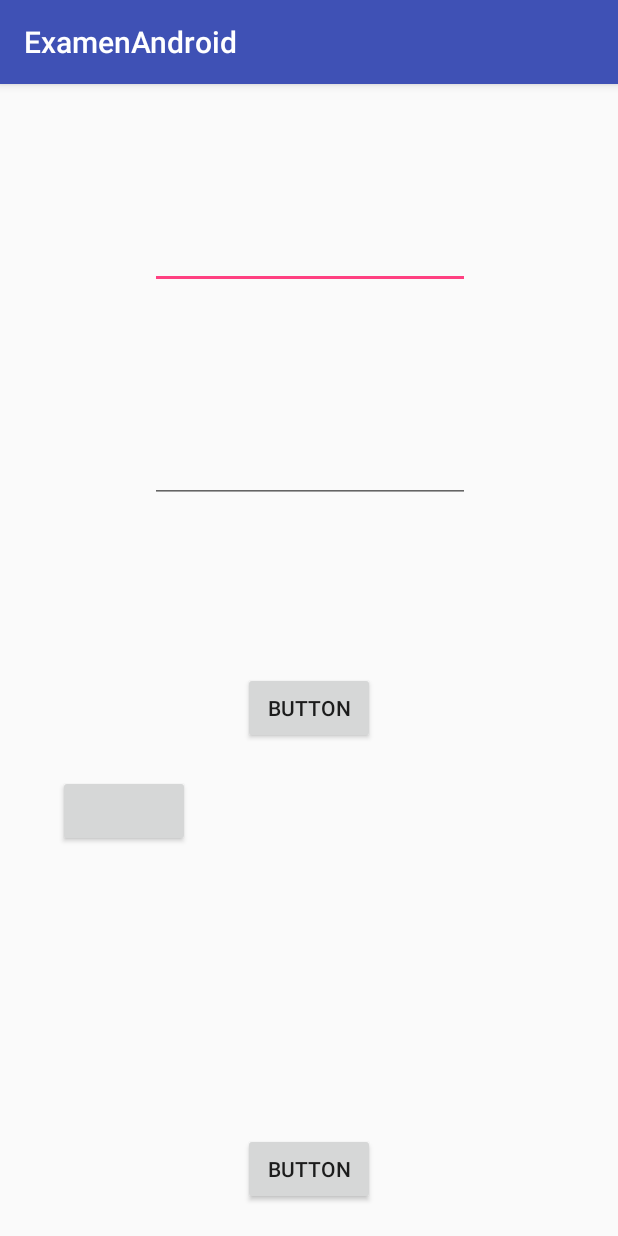
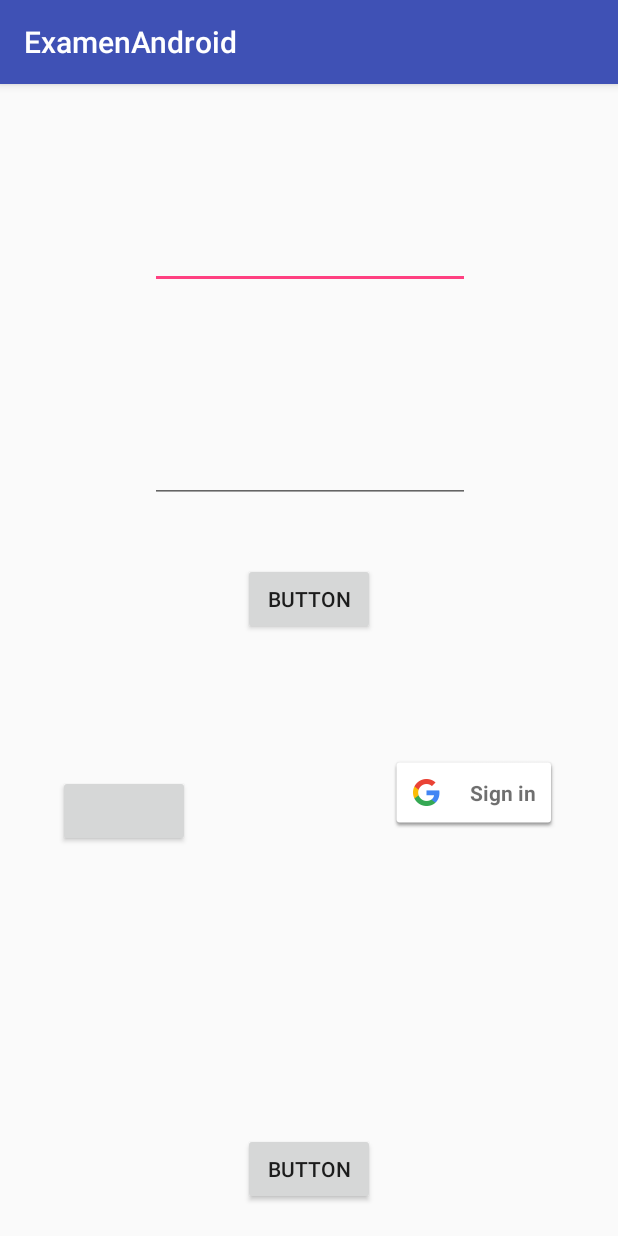
Before and after one commit to adrinaranjo94/ExamenAndroid, an Android app: the screen it shows after launch (LoginActivity), on a phone screen of 412 x 824 dp. Run offline under Robolectric (Android 15) with nearby library versions, the phone set to English and light mode, and no system bars; our stand-ins replace Firebase (no records; nobody signed in at launch, a user with empty details on screens opened directly); libraries missing offline, so code that uses them is left out: com.facebook, com.facebook.login; plain views replace LoginButton; 4 statements that could not run were skipped.

Commit message:
Implementacion de inicio de sesion con Google, comentarios y organizacion de los metodos en LoginActivity

```diff
--- a/app/build.gradle
+++ b/app/build.gradle
@@ -22,7 +22,10 @@ dependencies {
     implementation fileTree(dir: 'libs', include: ['*.jar'])
     implementation 'com.android.support:appcompat-v7:26.1.0'
     implementation 'com.android.support.constraint:constraint-layout:1.0.2'
-    implementation 'com.google.firebase:firebase-auth:11.0.4'
+    compile 'com.google.firebase:firebase-auth:11.0.4'
+    compile 'com.google.firebase:firebase-core:11.0.4'
+    compile 'com.google.android.gms:play-services-auth:11.0.4'
+    compile 'com.google.firebase:firebase-crash:11.0.4'
     implementation 'com.facebook.android:facebook-android-sdk:[4,5)'
     implementation 'com.android.support:design:26.1.0'
     testImplementation 'junit:junit:4.12'
--- a/app/src/main/java/com/naranjo/adrian/examenandroid/LoginActivity.java
+++ b/app/src/main/java/com/naranjo/adrian/examenandroid/LoginActivity.java
@@ -16,30 +16,41 @@ import com.facebook.FacebookCallback;
 import com.facebook.FacebookException;
 import com.facebook.login.LoginResult;
 import com.facebook.login.widget.LoginButton;
+import com.google.android.gms.auth.api.Auth;
+import com.google.android.gms.auth.api.signin.GoogleSignInAccount;
+import com.google.android.gms.auth.api.signin.GoogleSignInOptions;
+import com.google.android.gms.auth.api.signin.GoogleSignInResult;
+import com.google.android.gms.common.ConnectionResult;
+import com.google.android.gms.common.SignInButton;
+import com.google.android.gms.common.api.GoogleApiClient;
 import com.google.android.gms.tasks.OnCompleteListener;
 import com.google.android.gms.tasks.Task;
 import com.google.firebase.auth.AuthCredential;
 import com.google.firebase.auth.AuthResult;
 import com.google.firebase.auth.FacebookAuthProvider;
 import com.google.firebase.auth.FirebaseUser;
+import com.google.firebase.auth.GoogleAuthProvider;
 
 import java.util.Arrays;
 
 
-public class LoginActivity extends AppCompatActivity {
+public class LoginActivity extends AppCompatActivity implements GoogleApiClient.OnConnectionFailedListener {
 
     public Button bLogin, bRegister;
     public TextView tEmail, tPass;
     LoginActivityEvents events;
     CallbackManager callbackManager;
     LoginButton loginButton;
+    public SignInButton signInButton;
+    GoogleApiClient mGoogleApiClient;
+
+    //REQUEST CODE APPS
+    int RC_GOOGLE = 9001;
+    int RC_FACEBOOK = 64206;
     @Override
     protected void onCreate(Bundle savedInstanceState) {
         super.onCreate(savedInstanceState);
         setContentView(R.layout.activity_login);
-
-        //Inicializar Facebook
-        callbackManager = CallbackManager.Factory.create();
 
         //Inicializamos el objeto events que se encargara de todos los eventos en el activity
         events = new LoginActivityEvents(this);
@@ -59,19 +70,34 @@ public class LoginActivity extends AppCompatActivity {
         bRegister.setOnClickListener(events);
 
 
-        callbackManager = CallbackManager.Factory.create();
+        //----------------- GOOGLE ---------------------//
+
+        //Inicializar Google
+        GoogleSignInOptions gso = new GoogleSignInOptions.Builder(GoogleSignInOptions.DEFAULT_SIGN_IN)
+                .requestIdToken(getString(R.string.default_web_client_id))
+                .requestEmail()
+                .build();
+
+        //Inicializar Google cliente
+        mGoogleApiClient = new GoogleApiClient.Builder(this)
+                .enableAutoManage(this,this)
+                .addApi(Auth.GOOGLE_SIGN_IN_API,gso)
+                .build();
+
+        signInButton = (SignInButton)findViewById(R.id.sign_in_button);
+
+        signInButton.setOnClickListener(events);
 
 
+
+
+        //-----------------    FACEBOOK -------------------//
+        //Inicializar Facebook
+        callbackManager = CallbackManager.Factory.create();
 
         loginButton = (LoginButton) findViewById(R.id.login_button);
         loginButton.setReadPermissions(Arrays.asList
                 ("public_profile","email"));
-        // If using in a fragment
-        //loginButton.setFragment(this);
-
-        // Callback registration
-
-
 
         loginButton.registerCallback(callbackManager, new FacebookCallback<LoginResult>() {
             @Override
@@ -90,21 +116,66 @@ public class LoginActivity extends AppCompatActivity {
             }
         });
 
-        /*if(Dataholder.instance.firebaseAdmin.getmAuth()!=null){
-            events.iniciarAppSecondActivity();
+    }
 
 
-        }*/
-    }
 
+    //------------------- GESTION INICIO SESION CON RRSS ----------------------//
+
+    /**
+     * Este metodo comprueba con que RRSS iniciará sesion dependiendo del codigo recibido
+     */
     @Override
     protected void onActivityResult(int requestCode, int resultCode, Intent data) {
+
+        if (requestCode == RC_GOOGLE) {
+            GoogleSignInResult result = Auth.GoogleSignInApi.getSignInResultFromIntent(data);
+            if (result.isSuccess()) {
+                // Google Sign In ha salido bien, entrara con Firebase
+                GoogleSignInAccount account = result.getSignInAccount();
+                firebaseAuthWithGoogle(account);
+            }
+        }else if (requestCode == RC_FACEBOOK){
             callbackManager.onActivityResult(requestCode, resultCode, data);
             super.onActivityResult(requestCode, resultCode, data);
+        }
 
     }
 
+    /**
+     * Este metodo realiza el inicio de sesion con Google Sign In
+     */
+    private void firebaseAuthWithGoogle(GoogleSignInAccount acct) {
 
+        Log.v("google", "firebaseAuthWithGoogle:" + acct.getId());
+
+        AuthCredential credential = GoogleAuthProvider.getCredential(acct.getIdToken(),null);
+        Dataholder.instance.firebaseAdmin.getmAuth().signInWithCredential(credential)
+                .addOnCompleteListener(LoginActivity.this, new OnCompleteListener<AuthResult>() {
+                    @Override
+                    public void onComplete(@NonNull Task<AuthResult> task) {
+                        if (task.isSuccessful()) {
+                            // Al ser correcto iniciamos la actividad
+
+                            FirebaseUser user = Dataholder.instance.firebaseAdmin.getmAuth().getCurrentUser();
+                            events.iniciarNavDrawer();
+                            //updateUI(user);
+                        } else {
+                            // Si falla mostraremos un mensaje indicando que ha fallado
+                            Log.w("google", "signInWithCredential:failure", task.getException());
+                            Toast.makeText(LoginActivity.this, "Authentication failed.",
+                                    Toast.LENGTH_SHORT).show();
+                            //updateUI(null);
+                        }
+
+                        // ...
+                    }
+                });
+    }
+
+    /**
+     * Este metodo realiza el inicio de sesion con Facebook
+     */
     private void handleFacebookAccessToken(AccessToken token) {
         Log.d("FirebaseFacebook", "handleFacebookAccessToken:" + token);
 
@@ -135,6 +206,24 @@ public class LoginActivity extends AppCompatActivity {
                 });
     }
 
+
+    /**
+     * Conexion fallida con Google
+     */
+    @Override
+    public void onConnectionFailed(@NonNull ConnectionResult connectionResult) {
+        Log.v("error","No consigue entrar" + connectionResult);
+    }
+
+
+    /**
+     * Metodo al pulsar el boton Sign In de Google
+     */
+    public void signInWithGoogle() {
+        Intent signIntent = Auth.GoogleSignInApi.getSignInIntent(mGoogleApiClient);
+        startActivityForResult(signIntent,RC_GOOGLE);
+    }
+
 }
 
 class LoginActivityEvents implements View.OnClickListener,FirebaseAdmin.FireBaseAdminListener{
@@ -149,6 +238,8 @@ class LoginActivityEvents implements View.OnClickListener,FirebaseAdmin.FireBase
     public void onClick(View view) {
         if(view.getId() == R.id.bLogin) {
             Dataholder.instance.firebaseAdmin.signIn(loginActivity.tEmail.getText().toString(), loginActivity.tPass.getText().toString(),loginActivity);
+        } else if(view.getId() == R.id.sign_in_button) {
+            loginActivity.signInWithGoogle();
         }
     }
 
--- a/app/src/main/res/layout/activity_login.xml
+++ b/app/src/main/res/layout/activity_login.xml
@@ -5,21 +5,6 @@
     android:layout_width="match_parent"
     android:layout_height="match_parent"
     tools:context="com.naranjo.adrian.examenandroid.LoginActivity">
-
-    <Button
-        android:id="@+id/bLogin"
-        android:layout_width="wrap_content"
-        android:layout_height="wrap_content"
-        android:layout_marginBottom="8dp"
-        android:layout_marginEnd="8dp"
-        android:layout_marginStart="8dp"
-        android:layout_marginTop="8dp"
-        android:text="Button"
-        app:layout_constraintBottom_toBottomOf="parent"
-        app:layout_constraintEnd_toEndOf="parent"
-        app:layout_constraintStart_toStartOf="parent"
-        app:layout_constraintTop_toTopOf="parent"
-        app:layout_constraintVertical_bias="0.545" />
 
     <EditText
         android:id="@+id/tEmail"
@@ -71,6 +56,21 @@
         app:layout_constraintTop_toTopOf="parent"
         app:layout_constraintVertical_bias="0.643" />
 
+    <com.google.android.gms.common.SignInButton
+        android:id="@+id/sign_in_button"
+        android:layout_width="wrap_content"
+        android:layout_height="wrap_content"
+        android:layout_marginBottom="8dp"
+        android:layout_marginEnd="8dp"
+        android:layout_marginStart="8dp"
+        android:layout_marginTop="8dp"
+        app:layout_constraintBottom_toBottomOf="parent"
+        app:layout_constraintEnd_toEndOf="parent"
+        app:layout_constraintHorizontal_bias="0.887"
+        app:layout_constraintStart_toStartOf="parent"
+        app:layout_constraintTop_toTopOf="parent"
+        app:layout_constraintVertical_bias="0.626" />
+
     <Button
         android:id="@+id/bRegister"
         android:layout_width="wrap_content"
@@ -85,4 +85,19 @@
         app:layout_constraintStart_toStartOf="parent"
         app:layout_constraintTop_toTopOf="parent"
         app:layout_constraintVertical_bias="0.982" />
+
+    <Button
+        android:id="@+id/bLogin"
+        android:layout_width="wrap_content"
+        android:layout_height="wrap_content"
+        android:layout_marginBottom="8dp"
+        android:layout_marginEnd="8dp"
+        android:layout_marginStart="8dp"
+        android:layout_marginTop="8dp"
+        android:text="Button"
+        app:layout_constraintBottom_toBottomOf="parent"
+        app:layout_constraintEnd_toEndOf="parent"
+        app:layout_constraintStart_toStartOf="parent"
+        app:layout_constraintTop_toTopOf="parent"
+        app:layout_constraintVertical_bias="0.442" />
 </android.support.constraint.ConstraintLayout>
```
